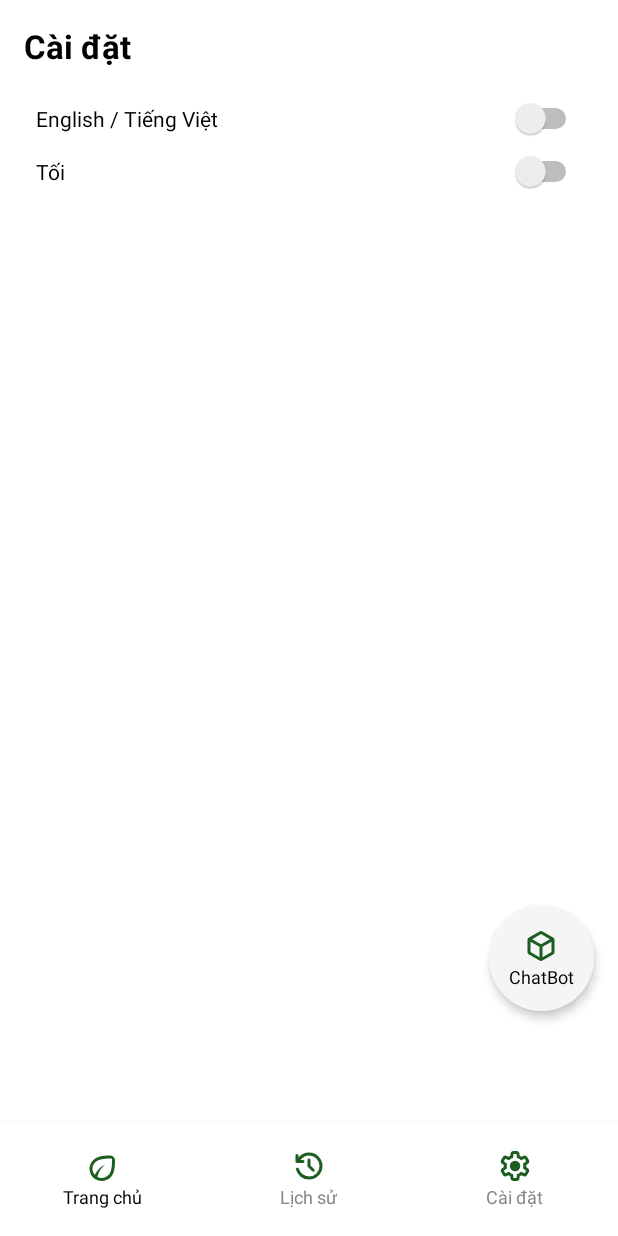
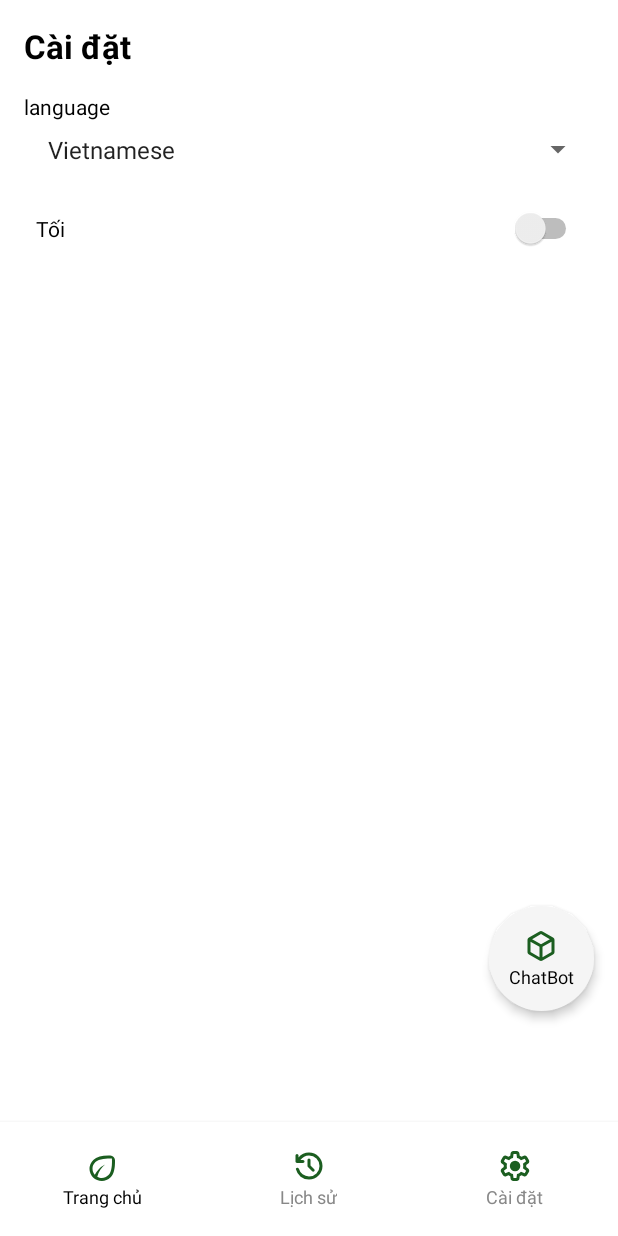
Before and after one commit to vogiahuy257/leaf-care, an Android app: the fragment SettingFragment placed in its activity, on a phone screen of 412 x 824 dp. Run offline under Robolectric (Android 15) with nearby library versions, the phone set to English and light mode, and no system bars; libraries missing offline, so code that uses them is left out: org.pytorch, org.pytorch.torchvision.

Commit message:
Refactor SettingFragment; replace language switch with spinner for improved language selection

```diff
--- a/app/src/main/java/com/example/green/SettingFragment.java
+++ b/app/src/main/java/com/example/green/SettingFragment.java
@@ -7,6 +7,9 @@ import android.os.Bundle;
 import android.view.LayoutInflater;
 import android.view.View;
 import android.view.ViewGroup;
+import android.widget.AdapterView; // Thêm import này
+import android.widget.ArrayAdapter; // Thêm import này
+import android.widget.Spinner;      // Thêm import này
 import android.widget.Switch;
 
 import androidx.annotation.NonNull;
@@ -18,7 +21,9 @@ import java.util.Locale;
 
 public class SettingFragment extends Fragment {
 
-    private Switch switchLanguage, switchTheme;
+    // Đổi switchLanguage thành spinnerLanguage
+    private Spinner spinnerLanguage;
+    private Switch switchTheme;
     private SharedPreferences prefs;
 
     @Nullable
@@ -29,22 +34,14 @@ public class SettingFragment extends Fragment {
 
         View view = inflater.inflate(R.layout.activity_setting, container, false);
 
-        switchLanguage = view.findViewById(R.id.switchLanguage);
+        // Ánh xạ Spinner và Switch
+        spinnerLanguage = view.findViewById(R.id.spinnerLanguage);
         switchTheme = view.findViewById(R.id.switchTheme);
         prefs = requireContext().getSharedPreferences("AppSettings", getContext().MODE_PRIVATE);
 
-        boolean isEnglish = prefs.getBoolean("english", false);
+        // Xử lý Chế độ tối (Theme) - Giữ nguyên logic cũ
         boolean isDarkMode = prefs.getBoolean("dark_mode", false);
-
-        switchLanguage.setChecked(isEnglish);
         switchTheme.setChecked(isDarkMode);
-
-        switchLanguage.setOnCheckedChangeListener((buttonView, isChecked) -> {
-            prefs.edit().putBoolean("english", isChecked).apply();
-            if (isChecked) setLocale("en"); else setLocale("vi");
-            requireActivity().recreate(); // reload UI
-        });
-
         switchTheme.setOnCheckedChangeListener((buttonView, isChecked) -> {
             prefs.edit().putBoolean("dark_mode", isChecked).apply();
             if (isChecked)
@@ -53,9 +50,53 @@ public class SettingFragment extends Fragment {
                 AppCompatDelegate.setDefaultNightMode(AppCompatDelegate.MODE_NIGHT_NO);
         });
 
+        // --- LOGIC MỚI CHO SPINNER NGÔN NGỮ ---
+
+        // 1. Tạo Adapter để kết nối danh sách ngôn ngữ (từ strings.xml) với Spinner
+        ArrayAdapter<CharSequence> adapter = ArrayAdapter.createFromResource(requireContext(),
+                R.array.languages_array, android.R.layout.simple_spinner_item);
+        adapter.setDropDownViewResource(android.R.layout.simple_spinner_dropdown_item);
+        spinnerLanguage.setAdapter(adapter);
+
+        // 2. Đặt giá trị ban đầu cho Spinner dựa trên lựa chọn đã lưu
+        boolean isEnglish = prefs.getBoolean("english", false);
+        if (isEnglish) {
+            spinnerLanguage.setSelection(1); // Vị trí 1 là "English"
+        } else {
+            spinnerLanguage.setSelection(0); // Vị trí 0 là "Tiếng Việt"
+        }
+
+        // 3. Đặt Listener để xử lý khi người dùng chọn ngôn ngữ mới
+        spinnerLanguage.setOnItemSelectedListener(new AdapterView.OnItemSelectedListener() {
+            @Override
+            public void onItemSelected(AdapterView<?> parent, View view, int position, long id) {
+                // Lấy trạng thái ngôn ngữ đang được lưu
+                boolean currentIsEnglish = prefs.getBoolean("english", false);
+                boolean newIsEnglish = (position == 1); // 0 = Tiếng Việt, 1 = English
+
+                // Chỉ thực hiện đổi ngôn ngữ VÀ TẢI LẠI (recreate)
+                // nếu người dùng chọn một ngôn ngữ MỚI (khác với cái đã lưu)
+                if (newIsEnglish != currentIsEnglish) {
+                    prefs.edit().putBoolean("english", newIsEnglish).apply();
+                    if (newIsEnglish) {
+                        setLocale("en");
+                    } else {
+                        setLocale("vi");
+                    }
+                    requireActivity().recreate(); // Tải lại UI để áp dụng ngôn ngữ
+                }
+            }
+
+            @Override
+            public void onNothingSelected(AdapterView<?> parent) {
+                // Không cần làm gì
+            }
+        });
+
         return view;
     }
 
+    // Hàm setLocale giữ nguyên
     private void setLocale(String langCode) {
         Locale locale = new Locale(langCode);
         Locale.setDefault(locale);
--- a/app/src/main/res/layout/activity_setting.xml
+++ b/app/src/main/res/layout/activity_setting.xml
@@ -16,13 +16,18 @@
         android:textColor="@color/black"
         android:layout_marginBottom="16dp" />
 
-    <Switch
-        android:id="@+id/switchLanguage"
+    <TextView
+        android:id="@+id/textLang"
+        android:layout_width="wrap_content"
+        android:layout_height="wrap_content"
+        android:text="@string/setting_text_lang"
+        android:textSize="14sp"
+        android:textColor="@color/black" />
+    <Spinner
+        android:id="@+id/spinnerLanguage"
         android:layout_width="match_parent"
         android:layout_height="wrap_content"
-        android:text="@string/language"
-        android:textColor="@color/black"
-        android:padding="8dp" />
+        android:padding="8dp" android:layout_marginBottom="16dp"/>
 
     <Switch
         android:id="@+id/switchTheme"
--- a/app/src/main/res/values/strings.xml
+++ b/app/src/main/res/values/strings.xml
@@ -17,7 +17,7 @@
     <string name="chatbot">Trợ lý ảo</string>
     <string name="enter_message">Nhập tin nhắn...</string>
     <string name="send">Gửi</string>
-
+    <string name="setting_text_lang">language</string>
     <string name="knowledge">Kiến thức cây trồng</string>
     <string name="settings">Cài đặt</string>
     <string name="capture_photo">Chụp ảnh</string>
@@ -39,4 +39,9 @@
         <item>Trắng</item>
         <item>Đen</item>
     </string-array>
+
+<string-array name="languages_array">
+    <item>Vietnamese</item>
+    <item>English</item>
+</string-array>
 </resources>
--- a/gradle/libs.versions.toml
+++ b/gradle/libs.versions.toml
@@ -1,5 +1,5 @@
 [versions]
-agp = "8.12.2"
+agp = "8.13.0"
 junit = "4.13.2"
 junitVersion = "1.3.0"
 espressoCore = "3.7.0"
```
Also changed, not shown: 1 other file.
